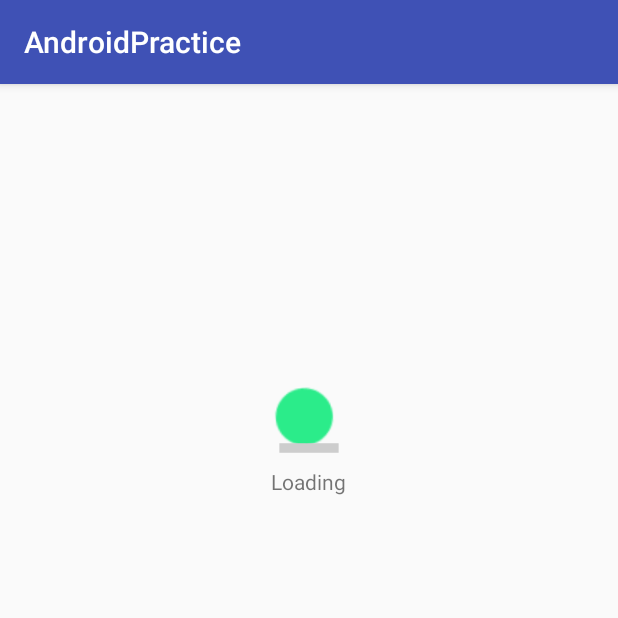
After one commit to Anler2015/AndroidPractice, an Android app: the LoadingAnimationActivity screen opened directly, with no data from a screen before it, on a phone screen of 412 x 824 dp, the top half of it. The commit adds this screen. Run offline under Robolectric (Android 15) with nearby library versions, the phone set to English and light mode, and no system bars; our stand-ins replace ButterKnife.

Commit message:
添加动画demo
高仿58载入动画

```diff
--- a/app/src/main/AndroidManifest.xml
+++ b/app/src/main/AndroidManifest.xml
@@ -27,7 +27,9 @@
         <activity
             android:name=".dragrecyclerview.DragRecyclerViewActivity"
             android:theme="@style/AppTheme"></activity>
-
+        <activity
+            android:name=".loadinganimation.LoadingAnimationActivity"
+            android:theme="@style/AppTheme"></activity>
         <service
             android:name=".aidl.UserManagerService"
             android:process=":remote"></service>
--- a/app/src/main/java/com/gejiahui/androidpractice/MainActivity.java
+++ b/app/src/main/java/com/gejiahui/androidpractice/MainActivity.java
@@ -14,6 +14,7 @@ import android.widget.TextView;
 import com.gejiahui.androidpractice.aidl.AIDLClientActivity;
 import com.gejiahui.androidpractice.dragrecyclerview.DragRecyclerViewActivity;
 import com.gejiahui.androidpractice.flexboxlayout.FlexBoxLayoutActivity;
+import com.gejiahui.androidpractice.loadinganimation.LoadingAnimationActivity;
 import com.gejiahui.androidpractice.viewpage.ViewPageActivity;
 
 import java.util.ArrayList;
@@ -52,6 +53,8 @@ public class MainActivity extends AppCompatActivity {
         mPractices.add(new Practice("AIDL",new Intent(this,AIDLClientActivity.class)));
         mPractices.add(new Practice("FlexBoxLayout",new Intent(this,FlexBoxLayoutActivity.class)));
         mPractices.add(new Practice("DragRecyclerView",new Intent(this,DragRecyclerViewActivity.class)));
+        mPractices.add(new Practice("58 loading animation",new Intent(this,LoadingAnimationActivity.class)));
+
     }
 
 
--- /dev/null
+++ b/app/src/main/java/com/gejiahui/androidpractice/loadinganimation/LoadingAnimationActivity.java
@@ -0,0 +1,19 @@
+package com.gejiahui.androidpractice.loadinganimation;
+
+import android.os.Bundle;
+import android.support.annotation.Nullable;
+import android.support.v7.app.AppCompatActivity;
+
+import com.gejiahui.androidpractice.R;
+
+/**
+ * Created by gejiahui on 2016/5/20.
+ */
+public class LoadingAnimationActivity extends AppCompatActivity {
+
+    @Override
+    protected void onCreate(@Nullable Bundle savedInstanceState) {
+        super.onCreate(savedInstanceState);
+        setContentView(R.layout.activity_shape_loading);
+    }
+}
--- /dev/null
+++ b/app/src/main/java/com/gejiahui/androidpractice/loadinganimation/ShapeLoadingView.java
@@ -0,0 +1,143 @@
+package com.gejiahui.androidpractice.loadinganimation;
+
+import android.animation.Animator;
+import android.animation.AnimatorListenerAdapter;
+import android.animation.AnimatorSet;
+import android.animation.ObjectAnimator;
+import android.content.Context;
+import android.util.AttributeSet;
+import android.view.LayoutInflater;
+import android.view.View;
+import android.view.animation.AccelerateInterpolator;
+import android.view.animation.DecelerateInterpolator;
+import android.widget.FrameLayout;
+import android.widget.ImageView;
+
+import com.gejiahui.androidpractice.R;
+
+import butterknife.Bind;
+import butterknife.ButterKnife;
+
+/**
+ * Created by gejiahui on 2016/5/20.
+ */
+public class ShapeLoadingView extends FrameLayout {
+
+    public float factor = 1.2f;
+
+    @Bind(R.id.shape)
+    ImageView shape;
+    @Bind(R.id.shadow)
+    View shadow;
+    Context mContext ;
+    int[] imgRes = {R.drawable.square, R.drawable.triangle,R.drawable.circle};
+    int position = 0;
+    public ShapeLoadingView(Context context) {
+        this(context,null);
+    }
+
+
+    public ShapeLoadingView(Context context, AttributeSet attrs) {
+        this(context, attrs,0);
+    }
+
+
+    public ShapeLoadingView(Context context, AttributeSet attrs, int defStyleAttr) {
+        super(context, attrs, defStyleAttr);
+        mContext = context;
+    }
+
+    @Override
+    protected void onFinishInflate() {
+
+        super.onFinishInflate();
+
+        View view = LayoutInflater.from(mContext).inflate(R.layout.animation_shape_loading,null,false);
+        ButterKnife.bind(this,view);
+        shape.setImageResource(imgRes[position]);
+        addView(view);
+        fallAnimation();
+    }
+
+
+    private void upAnimation(){
+
+        //阴影变小动画
+        ObjectAnimator shadowScaleXAnimator = ObjectAnimator.ofFloat(shadow, "scaleX",
+                2f, 1f);
+        ObjectAnimator  shadowScaleYAnimator = ObjectAnimator.ofFloat(shadow, "scaleY",
+                0.8f);
+        ObjectAnimator  shadowAlphaAnimator = ObjectAnimator.ofFloat(shadow, "alpha",
+                1.5f, 0.5f);
+
+        //shape 上抛动画
+        ObjectAnimator shapeRotationAnimator = ObjectAnimator.ofFloat(shape, "rotation",
+                -180, 0);
+        ObjectAnimator shapeTranslationAnimator = ObjectAnimator.ofFloat(shape, "translationY",
+                200, 0);
+        shapeTranslationAnimator.setInterpolator( new DecelerateInterpolator(factor));
+
+
+        AnimatorSet upSet = new AnimatorSet();
+        upSet.playTogether(shadowScaleXAnimator, shadowScaleYAnimator,
+                shadowAlphaAnimator,shapeRotationAnimator,shapeTranslationAnimator);
+        upSet.setDuration(500);
+        upSet.addListener(new AnimatorListenerAdapter() {
+            @Override
+            public void onAnimationEnd(Animator animation) {
+                fallAnimation();
+            }
+        });
+        upSet.start();
+
+
+    }
+
+
+    private void fallAnimation(){
+
+        //阴影变大动画
+        ObjectAnimator shadowScaleXAnimator = ObjectAnimator.ofFloat(shadow, "scaleX",
+                1f, 2f);
+
+        ObjectAnimator  shadowScaleYAnimator = ObjectAnimator.ofFloat(shadow, "scaleY",
+                1.2f);
+        ObjectAnimator  shadowAlphaAnimator = ObjectAnimator.ofFloat(shadow, "alpha",
+                0.5f, 1.5f);
+
+        //shape 下坠动画
+        ObjectAnimator shapeRotationAnimator = ObjectAnimator.ofFloat(shape, "rotation",
+                0, 180);
+        ObjectAnimator shapeTranslationAnimator = ObjectAnimator.ofFloat(shape, "translationY",
+                0, 200);
+        shapeTranslationAnimator.setInterpolator( new AccelerateInterpolator(factor));
+
+
+        AnimatorSet fallSet = new AnimatorSet();
+        fallSet.playTogether(shadowScaleXAnimator, shadowScaleYAnimator,
+                shadowAlphaAnimator,shapeRotationAnimator,shapeTranslationAnimator);
+        fallSet.setDuration(500);
+        fallSet.addListener(new AnimatorListenerAdapter() {
+            @Override
+            public void onAnimationEnd(Animator animation) {
+                position++;
+                if(position == imgRes.length){
+                    position = 0;
+                }
+                shape.setImageResource(imgRes[position]);
+                upAnimation();
+            }
+        });
+        fallSet.start();
+
+
+    }
+
+    public void startLoading(){
+
+        removeCallbacks()；
+        post()
+    }
+
+
+}
--- /dev/null
+++ b/app/src/main/res/layout/activity_shape_loading.xml
@@ -0,0 +1,11 @@
+<?xml version="1.0" encoding="utf-8"?>
+<LinearLayout xmlns:android="http://schemas.android.com/apk/res/android"
+    android:orientation="vertical" android:layout_width="match_parent"
+    android:layout_height="match_parent">
+
+    <com.gejiahui.androidpractice.loadinganimation.ShapeLoadingView
+        android:layout_marginTop="80dp"
+        android:layout_width="match_parent"
+        android:layout_height="match_parent"></com.gejiahui.androidpractice.loadinganimation.ShapeLoadingView>
+
+</LinearLayout>
--- /dev/null
+++ b/app/src/main/res/layout/animation_shape_loading.xml
@@ -0,0 +1,28 @@
+<?xml version="1.0" encoding="utf-8"?>
+<LinearLayout xmlns:android="http://schemas.android.com/apk/res/android"
+    android:orientation="vertical" android:layout_width="match_parent"
+    android:layout_height="match_parent">
+
+    <ImageView
+        android:id="@+id/shape"
+        android:layout_gravity="center"
+        android:layout_width="wrap_content"
+        android:layout_height="wrap_content"/>
+
+    <View
+        android:background="#cdcdcd"
+        android:id="@+id/shadow"
+        android:alpha="0.7"
+        android:layout_marginTop="80dp"
+        android:layout_gravity="center"
+        android:layout_width="20dp"
+        android:layout_height="5dp"/>
+
+    <TextView
+        android:layout_margin="10dp"
+        android:id="@+id/tv"
+        android:text="Loading"
+        android:layout_gravity="center"
+        android:layout_width="wrap_content"
+        android:layout_height="wrap_content"/>
+</LinearLayout>
```
Also changed, not shown: app/src/main/res/drawable/circle.png (added), app/src/main/res/drawable/square.png (added), app/src/main/res/drawable/triangle.png (added).
